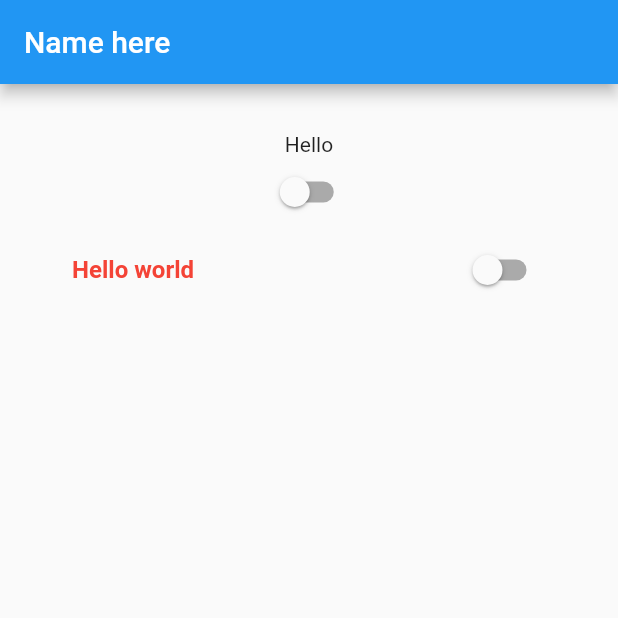
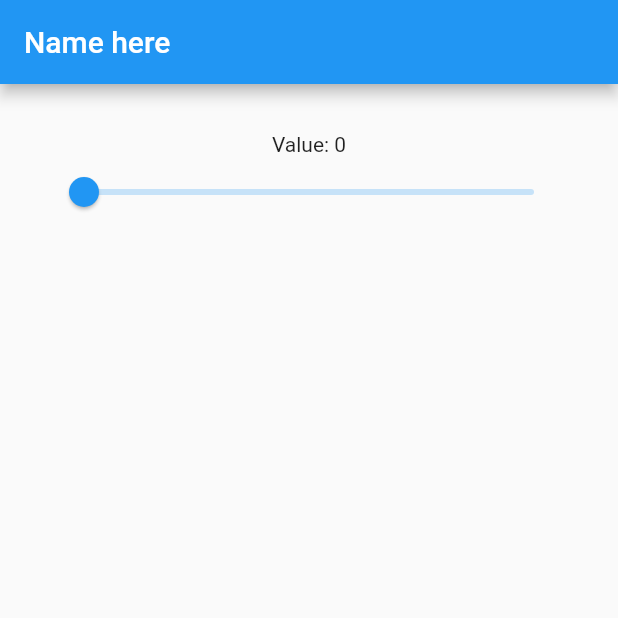
Before and after one commit to alaminsheikh01/Flutter_upto_date, a Flutter app: the screen it shows after launch, on a phone screen of 412 x 824 dp, the top half of it. Run offline on Flutter 3.47's test engine with Material 2 defaults, Android fonts, the light colour scheme and no system bars.

Commit message:
number slider

```diff
--- a/lib/main.dart
+++ b/lib/main.dart
@@ -12,13 +12,8 @@ class MyApp extends StatefulWidget {
 }
 
 class _State extends State<MyApp> {
-  String _value = 'Hello';
-
-  bool _value1 = false;
-  bool _value2 = false;
-
-  void _onChanged1(bool value) => setState(() => _value1 = value);
-  void _onChanged2(bool value) => setState(() => _value2 = value);
+  double _value = 0.0;
+  void _setValue(double value) => setState(() => _value = value);
 
   @override
   Widget build(BuildContext context) {
@@ -30,19 +25,8 @@ class _State extends State<MyApp> {
         padding: EdgeInsets.all(32.0),
         child: Column(
           children: <Widget>[
-            Text(_value),
-            Switch(value: _value1, onChanged: _onChanged1),
-            SwitchListTile(
-              value: _value2,
-              onChanged: _onChanged2,
-              title: Text(
-                "Hello world",
-                style: TextStyle(
-                  fontWeight: FontWeight.bold,
-                  color: Colors.red,
-                ),
-              ),
-            ),
+            Text('Value: ${(_value * 100).round()}'),
+            Slider(value: _value, onChanged: _setValue)
           ],
         ),
       ),
```
